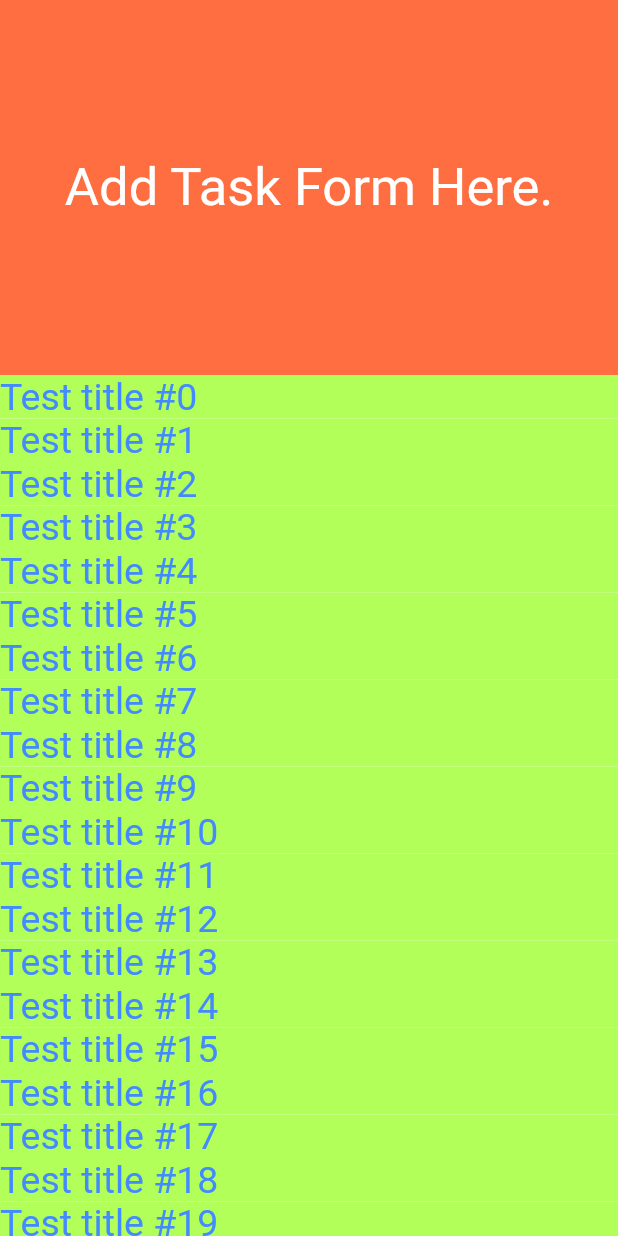
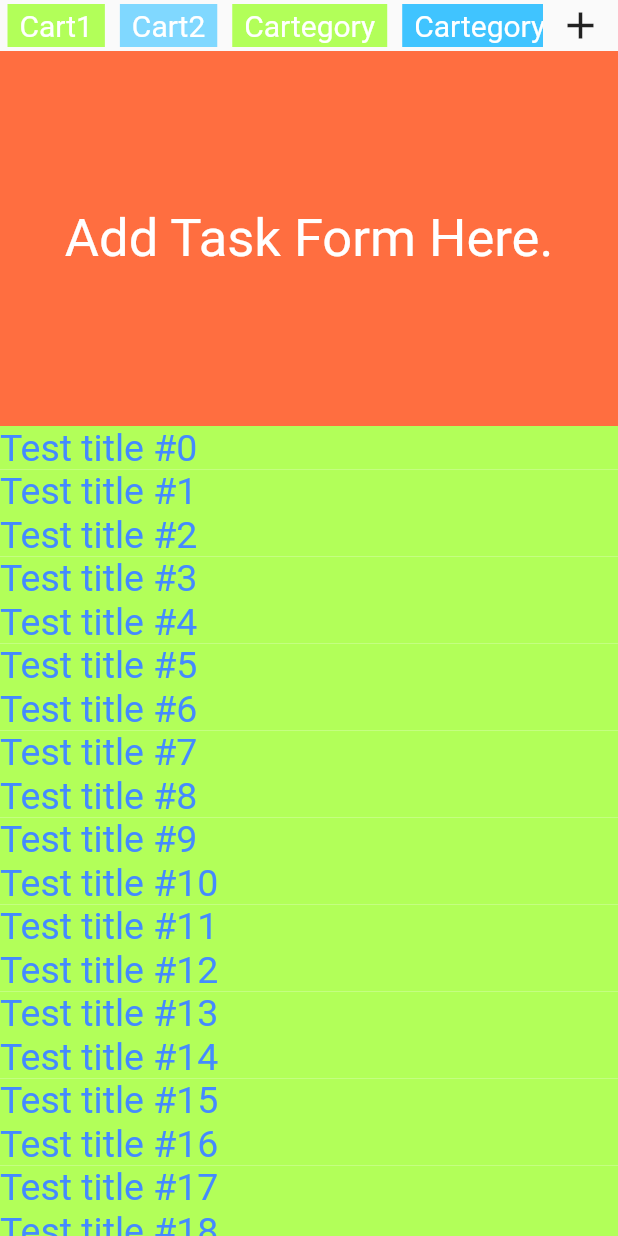
Before and after one commit to FlowerfulFort/scrollv2, a Flutter app: the screen it shows after launch, on a phone screen of 412 x 824 dp. Run offline on Flutter 3.47's test engine with Material 2 defaults, Android fonts, the phone set to English and light mode, and no system bars; our stand-ins replace time; missing offline and left inert: dart:ffi.

Commit message:
prototype cartegoryview updated

```diff
--- /dev/null
+++ b/lib/CategoryView.dart
@@ -0,0 +1,89 @@
+import 'package:flutter/material.dart';
+import 'package:scrollv2/CategoryView.dart';
+
+class CartegoryView extends StatefulWidget {
+  final Function refreshCallBack;
+  CartegoryView({required this.refreshCallBack});
+
+  @override
+  CartegoryViewState createState() => CartegoryViewState();
+}
+
+class CartegoryViewState extends State<CartegoryView> {
+  @override
+  Widget build(BuildContext context) {
+    return Container(
+      margin: const EdgeInsets.only(top: 2, bottom: 2),
+      child: Row(
+        mainAxisAlignment: MainAxisAlignment.spaceBetween,
+        children: <Widget>[
+          Expanded(
+            //height:30,
+            //width:200,
+            //height:30,
+            //child: Cartegory(title: 'cart1', color: Colors.lightBlueAccent)
+            /*child: ListView(
+              //shrinkWrap: true,
+              scrollDirection: Axis.horizontal,
+              children: <Widget>[
+                Cartegory(title: 'Cart1', color: Colors.lightGreenAccent),
+                Cartegory(title: 'Cart2', color: Colors.lightBlueAccent),
+                Cartegory(title: 'Cart1', color: Colors.lightGreenAccent),
+                Cartegory(title: 'Cart2', color: Colors.lightBlueAccent),
+                Cartegory(title: 'Cart1', color: Colors.lightGreenAccent),
+                Cartegory(title: 'Cart2', color: Colors.lightBlueAccent),
+              ]
+            )
+             */
+/*
+            child: ListView.builder(
+              scrollDirection: Axis.horizontal,
+              itemBuilder: (context, i) =>
+                Cartegory(title: 'Cart1', color: Colors.lightBlueAccent)
+            )
+ */
+            child: SingleChildScrollView(
+              scrollDirection: Axis.horizontal,
+              child: Row(
+                children: <Widget>[
+                  Cartegory(title: 'Cart1', color: Colors.lightGreenAccent),
+                  Cartegory(title: 'Cart2', color: Colors.lightBlueAccent.shade100),
+                  Cartegory(title: 'Cartegory', color: Colors.lightGreenAccent),
+                  Cartegory(title: 'Cartegory12', color: Colors.lightBlueAccent),
+                  Cartegory(title: 'Cart6534', color: Colors.lightGreenAccent),
+                  Cartegory(title: 'Cart19749', color: Colors.lightBlueAccent),
+                ],
+              ),
+            ),
+          ),
+          Container(
+            margin: const EdgeInsets.only(left: 10, right: 10),
+            child: const Icon(Icons.add, size:30),
+          )
+        ],
+      ),
+    );
+  }
+}
+
+class Cartegory extends StatelessWidget {
+  final String title;
+  final Color color;
+  final double height=30;
+  final TextStyle textStyle = const TextStyle(
+    color: Colors.white,
+    fontSize: 20,
+  );
+  Cartegory({required this.title, required this.color});
+  @override
+  Widget build(BuildContext context) {
+    return Container(
+      color: color,
+      margin: const EdgeInsets.only(left: 5.0, right: 5.0),
+      padding: const EdgeInsets.only(left: 8, right: 8, top: 3, bottom: 3),
+      child: Center(
+        child: Text(title, style: textStyle),
+      )
+    );
+  }
+}
--- a/lib/TaskScrollView.dart
+++ b/lib/TaskScrollView.dart
@@ -8,6 +8,9 @@ import 'package:flutter/material.dart';
 import 'package:scrollv2/Task.dart';
 
 class TaskScrollView extends StatefulWidget {
+  final Function refreshCallBack;
+
+  TaskScrollView({required this.refreshCallBack});
   @override
   TaskScrollViewState createState() => TaskScrollViewState();
 }
--- a/lib/main.dart
+++ b/lib/main.dart
@@ -2,12 +2,15 @@ import 'package:flutter/material.dart';
 import 'dart:math';
 
 import 'package:scrollv2/AddTaskForm.dart';
+import 'package:scrollv2/CategoryView.dart';
 import 'package:scrollv2/TaskScrollView.dart';
 
 void main() {
   runApp(const MyApp());
 }
-
+void refresh(){
+  // to be filled later..
+}
 class MyApp extends StatelessWidget {
   const MyApp({super.key});
 
@@ -19,8 +22,9 @@ class MyApp extends StatelessWidget {
         body: Container(
           child: Column(
             children: [
-              Container(child: AddTaskForm()),
-              Expanded(child: TaskScrollView()),
+              CartegoryView(refreshCallBack: refresh),
+              AddTaskForm(),
+              Expanded(child: TaskScrollView(refreshCallBack: refresh)),
             ],
           ),
         ),
```
